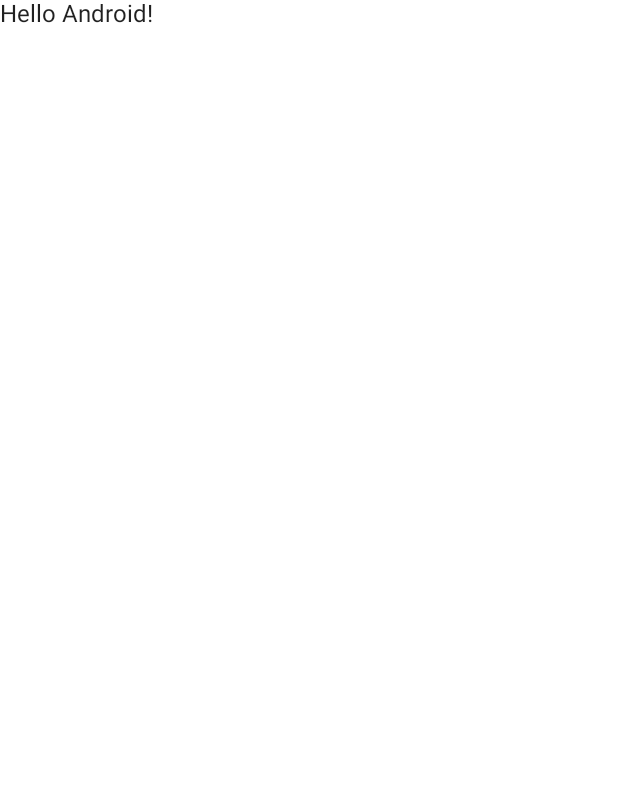
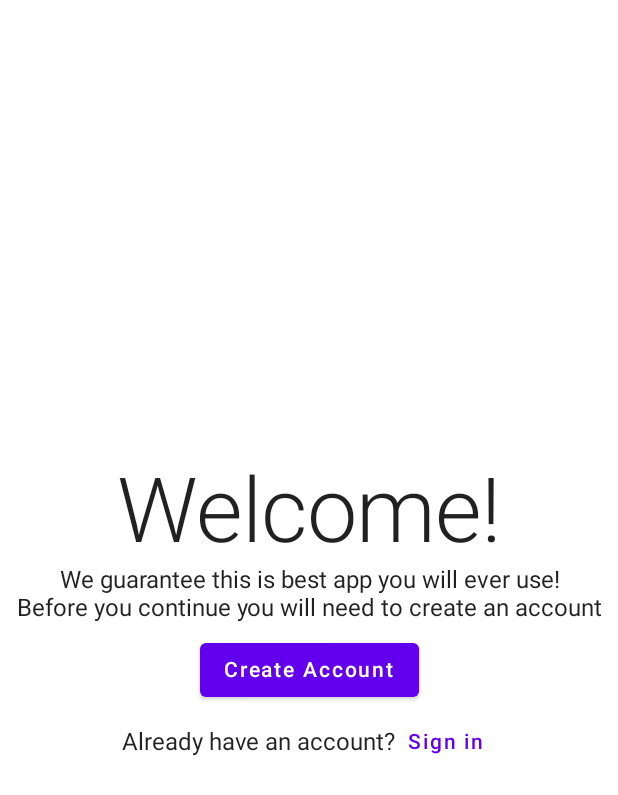
Before and after one commit to alexanderthurston/jim, an Android app built with Jetpack Compose: the screen it shows after launch (MainActivity), on a phone screen of 412 x 824 dp. Before the commit the part shown is almost empty. Shown: the top 795 px of the screen. Run offline under Robolectric (Android 15) with nearby library versions, the phone set to English and light mode, and no system bars; our stand-ins replace Firebase (no records; nobody signed in at launch, a user with empty details on screens opened directly).

Commit message:
Added dependencies besides mobile ads, setup login flow

```diff
--- a/app/src/main/java/com/example/jim/MainActivity.kt
+++ b/app/src/main/java/com/example/jim/MainActivity.kt
@@ -3,41 +3,14 @@ package com.example.jim
 import android.os.Bundle
 import androidx.activity.ComponentActivity
 import androidx.activity.compose.setContent
-import androidx.compose.foundation.layout.fillMaxSize
-import androidx.compose.material.MaterialTheme
-import androidx.compose.material.Surface
-import androidx.compose.material.Text
-import androidx.compose.runtime.Composable
-import androidx.compose.ui.Modifier
-import androidx.compose.ui.tooling.preview.Preview
-import com.example.jim.ui.theme.JimTheme
+import com.example.jim.ui.App
+
 
 class MainActivity : ComponentActivity() {
     override fun onCreate(savedInstanceState: Bundle?) {
         super.onCreate(savedInstanceState)
         setContent {
-            JimTheme {
-                // A surface container using the 'background' color from the theme
-                Surface(
-                    modifier = Modifier.fillMaxSize(),
-                    color = MaterialTheme.colors.background
-                ) {
-                    Greeting("Android")
-                }
-            }
+            App()
         }
     }
 }
-
-@Composable
-fun Greeting(name: String) {
-    Text(text = "Hello $name!")
-}
-
-@Preview(showBackground = true)
-@Composable
-fun DefaultPreview() {
-    JimTheme {
-        Greeting("Android")
-    }
-}
--- /dev/null
+++ b/app/src/main/java/com/example/jim/ui/App.kt
@@ -0,0 +1,12 @@
+package com.example.jim.ui
+
+import androidx.compose.runtime.Composable
+import com.example.jim.ui.navigation.RootNavigation
+import com.example.jim.ui.theme.JimTheme
+
+@Composable
+fun App() {
+    JimTheme() {
+        RootNavigation()
+    }
+}
--- /dev/null
+++ b/app/src/main/java/com/example/jim/ui/components/ExerciseListItem.kt
@@ -0,0 +1,4 @@
+package com.example.jim.ui.components
+
+class ExerciseListItem {
+}
--- /dev/null
+++ b/app/src/main/java/com/example/jim/ui/components/SetListItem.kt
@@ -0,0 +1,4 @@
+package com.example.jim.ui.components
+
+class SetListItem {
+}
--- /dev/null
+++ b/app/src/main/java/com/example/jim/ui/components/WorkoutDetail.kt
@@ -0,0 +1,4 @@
+package com.example.jim.ui.components
+
+class WorkoutDetail {
+}
--- /dev/null
+++ b/app/src/main/java/com/example/jim/ui/components/WorkoutListItem.kt
@@ -0,0 +1,4 @@
+package com.example.jim.ui.components
+
+class WorkoutListItem {
+}
--- /dev/null
+++ b/app/src/main/java/com/example/jim/ui/navigation/RootNavigation.kt
@@ -0,0 +1,101 @@
+package com.example.jim.ui.navigation
+
+import android.window.SplashScreen
+import androidx.compose.foundation.layout.Spacer
+import androidx.compose.foundation.layout.padding
+import androidx.compose.foundation.layout.width
+import androidx.compose.material.*
+import androidx.compose.material.icons.Icons
+import androidx.compose.material.icons.filled.Add
+import androidx.compose.material.icons.filled.ArrowBack
+import androidx.compose.material.icons.filled.ExitToApp
+import androidx.compose.material.icons.filled.Menu
+import androidx.compose.runtime.Composable
+import androidx.compose.runtime.getValue
+import androidx.compose.runtime.rememberCoroutineScope
+import androidx.compose.ui.Modifier
+import androidx.compose.ui.unit.dp
+import androidx.lifecycle.viewmodel.compose.viewModel
+import androidx.navigation.NavDestination.Companion.hierarchy
+import androidx.navigation.compose.*
+import com.example.jim.ui.screens.*
+import com.example.jim.ui.viewmodels.RootNavigationViewModel
+import kotlinx.coroutines.launch
+
+@OptIn(ExperimentalMaterialApi::class)
+@Composable
+fun RootNavigation() {
+    val navController = rememberNavController()
+    val navBackStackEntry by navController.currentBackStackEntryAsState()
+    val currentDestination = navBackStackEntry?.destination
+    val scaffoldState = rememberScaffoldState()
+    val scope = rememberCoroutineScope()
+    val viewModel: RootNavigationViewModel = viewModel()
+
+    Scaffold(
+        scaffoldState = scaffoldState,
+        topBar = {
+            if (currentDestination?.hierarchy?.none { it.route == Routes.launchNavigation.route || it.route == Routes.splashScreen.route } == true) {
+                TopAppBar() {
+                    if (currentDestination?.route == Routes.todos.route) {
+                        IconButton(onClick = { scope.launch { scaffoldState.drawerState.open() } }) {
+                            Icon(Icons.Default.Menu, contentDescription = "Menu button")
+                        }
+                    } else {
+                        IconButton(onClick = { navController.popBackStack() }) {
+                            Icon(Icons.Default.ArrowBack, contentDescription = "Back")
+                        }
+                    }
+                    Text(text = "Todos")
+                }
+            }
+        },
+        drawerContent = {
+            if (currentDestination?.hierarchy?.none { it.route == Routes.launchNavigation.route || it.route == Routes.splashScreen.route } == true) {
+                DropdownMenuItem(onClick = {
+                    // TODO Log the user out
+                    viewModel.signOutUser()
+                    scope.launch {
+                        scaffoldState.drawerState.snapTo(DrawerValue.Closed)
+                    }
+                    navController.navigate(Routes.launchNavigation.route) {
+                        popUpTo(0) // clear back stack and basically start the app from scratch
+                    }
+                }) {
+                    Icon(Icons.Default.ExitToApp, "Logout")
+                    Spacer(modifier = Modifier.width(16.dp))
+                    Text(text = "Logout")
+                }
+            }
+        },
+//        floatingActionButton = {
+//            if (currentDestination?.route == Routes.todos.route) {
+//                FloatingActionButton(onClick = {navController.navigate(Routes.editTodo.route)}) {
+//                    Icon(imageVector = Icons.Default.Add, contentDescription = "Add todo")
+//                }
+//            }
+//        }
+    ) {
+        NavHost(
+            navController = navController,
+            startDestination = Routes.splashScreen.route,
+            modifier = Modifier.padding(paddingValues = it)
+        ) {
+            navigation(route = Routes.launchNavigation.route, startDestination = Routes.launch.route) {
+                composable(route = Routes.launch.route) { LaunchScreen(navController) }
+                composable(route = Routes.signIn.route) { SignInScreen(navController) }
+                composable(route = Routes.signUp.route) { SignUpScreen(navController) }
+            }
+//            navigation(route = Routes.home.route, startDestination = Routes.todos.route) {
+//                composable(
+//                    route = "edittodo?id={id}",
+//                    arguments = listOf(navArgument("id") { defaultValue = "new" })
+//                ) { navBackStackEntry ->
+//                    TodosModificationScreen(navController, navBackStackEntry.arguments?.get("id").toString())
+//                }
+//                composable(route = Routes.todos.route) { TodosScreen(navController) }
+//            }
+            composable(route = Routes.splashScreen.route) { SplashScreen(navController) }
+        }
+    }
+}
--- /dev/null
+++ b/app/src/main/java/com/example/jim/ui/navigation/Routes.kt
@@ -0,0 +1,14 @@
+package com.example.jim.ui.navigation
+
+data class Screen(val route: String)
+
+object Routes {
+    val launchNavigation = Screen("launchnavigation")
+    val home = Screen("home")
+    val launch = Screen("launch")
+    val signIn = Screen("signin")
+    val signUp = Screen("signup")
+    val exercises = Screen("exercises")
+    val editExercise = Screen("editexercise?id={id}")
+    val splashScreen = Screen("splashscreen")
+}
--- /dev/null
+++ b/app/src/main/java/com/example/jim/ui/screens/LaunchScreen.kt
@@ -0,0 +1,50 @@
+package com.example.jim.ui.screens
+
+import androidx.compose.foundation.layout.*
+import androidx.compose.material.*
+import androidx.compose.runtime.Composable
+import androidx.compose.runtime.LaunchedEffect
+import androidx.compose.ui.Alignment
+import androidx.compose.ui.Modifier
+import androidx.compose.ui.text.style.TextAlign
+import androidx.compose.ui.unit.dp
+import androidx.navigation.NavHostController
+import com.example.jim.ui.navigation.Routes
+
+@Composable
+fun LaunchScreen(navHostController: NavHostController) {
+    Column(
+        modifier = Modifier.fillMaxSize(),
+        verticalArrangement = Arrangement.SpaceAround
+    ) {
+
+        Column(horizontalAlignment = Alignment.CenterHorizontally) {
+            Text(
+                text = "Welcome!",
+                style = MaterialTheme.typography.h2,
+                modifier = Modifier.fillMaxWidth(),
+                textAlign = TextAlign.Center
+            )
+            Text(
+                text = "We guarantee this is best app you will ever use!",
+                modifier = Modifier.fillMaxWidth(),
+                textAlign = TextAlign.Center
+            )
+            Text(
+                text = "Before you continue you will need to create an account",
+                modifier = Modifier.fillMaxWidth(),
+                textAlign = TextAlign.Center
+            )
+            Spacer(modifier = Modifier.height(8.dp))
+            Button(onClick = { navHostController.navigate(Routes.signUp.route) }) {
+                Text(text = "Create Account")
+            }
+            Row(verticalAlignment = Alignment.CenterVertically) {
+                Text(text = "Already have an account?")
+                TextButton(onClick = { navHostController.navigate(Routes.signIn.route) }) {
+                    Text(text = "Sign in")
+                }
+            }
+        }
+    }
+}
--- /dev/null
+++ b/app/src/main/java/com/example/jim/ui/screens/SplashScreen.kt
@@ -0,0 +1,60 @@
+package com.example.jim.ui.screens
+
+import android.window.SplashScreen
+import androidx.compose.foundation.layout.*
+import androidx.compose.material.MaterialTheme
+import androidx.compose.material.Text
+import androidx.compose.runtime.Composable
+import androidx.compose.runtime.LaunchedEffect
+import androidx.compose.ui.Modifier
+import androidx.compose.ui.text.style.TextAlign
+import androidx.lifecycle.viewmodel.compose.viewModel
+import androidx.navigation.NavGraph.Companion.findStartDestination
+import androidx.navigation.NavHostController
+import com.example.jim.ui.navigation.Routes
+import com.example.jim.ui.viewmodels.SplashScreenViewModel
+import kotlinx.coroutines.delay
+
+@Composable
+fun SplashScreen(navHostController: NavHostController) {
+    val viewModel: SplashScreenViewModel = viewModel()
+    LaunchedEffect(true) {
+        // wait for 3 seconds or until the login check is
+        // done before navigating
+        delay(1000)
+
+        // TODO: if logged in the skip the launch
+        //       flow and go straight to the application
+        navHostController.navigate(
+            if (viewModel.isUserLoggedIn()) {
+                Routes.home.route
+            } else {
+                Routes.launchNavigation.route
+            }
+        ) {
+            // makes it so that we can't get back to the
+            // splash screen by pushing the back button
+            popUpTo(navHostController.graph.findStartDestination().id) {
+                inclusive = true
+            }
+        }
+    }
+
+    Column(
+        modifier = Modifier.fillMaxSize(),
+        verticalArrangement = Arrangement.SpaceAround
+    ) {
+        Text(
+            text = "JIM",
+            modifier = Modifier.fillMaxWidth(),
+            style = MaterialTheme.typography.h1,
+            textAlign = TextAlign.Center
+        )
+        Text(
+            text = "USU-CS3200",
+            modifier = Modifier.fillMaxWidth(),
+            style = MaterialTheme.typography.h4,
+            textAlign = TextAlign.Center,
+        )
+    }
+}
--- /dev/null
+++ b/app/src/main/java/com/example/jim/ui/viewmodels/RootNavigationViewModel.kt
@@ -0,0 +1,12 @@
+package com.example.jim.ui.viewmodels
+
+
+import android.app.Application
+import androidx.lifecycle.AndroidViewModel
+import com.example.jim.ui.repositories.UserRepository
+
+class RootNavigationViewModel(application: Application): AndroidViewModel(application) {
+    fun signOutUser() {
+        UserRepository.signOutUser()
+    }
+}
--- /dev/null
+++ b/app/src/main/java/com/example/jim/ui/viewmodels/SplashScreenViewModel.kt
@@ -0,0 +1,9 @@
+package com.example.jim.ui.viewmodels
+
+import android.app.Application
+import androidx.lifecycle.AndroidViewModel
+import com.example.jim.ui.repositories.UserRepository
+
+class SplashScreenViewModel(application: Application): AndroidViewModel(application) {
+    fun isUserLoggedIn() = UserRepository.isUserLoggedIn()
+}
```
Also changed, not shown: app/build.gradle (+19 -9 lines), app/src/main/java/com/example/jim/ui/components/FormField.kt (added, +31 -0 lines), app/src/main/java/com/example/jim/ui/repositories/UserRepository.kt (added, +46 -0 lines), app/src/main/java/com/example/jim/ui/screens/SignInScreen.kt (added, +76 -0 lines), app/src/main/java/com/example/jim/ui/screens/SignUpScreen.kt (added, +90 -0 lines), app/src/main/java/com/example/jim/ui/viewmodels/SignInViewModel.kt (added, +47 -0 lines), app/src/main/java/com/example/jim/ui/viewmodels/SignUpViewModel.kt (added, +65 -0 lines), build.gradle (+16 -4 lines), 1 other file.
